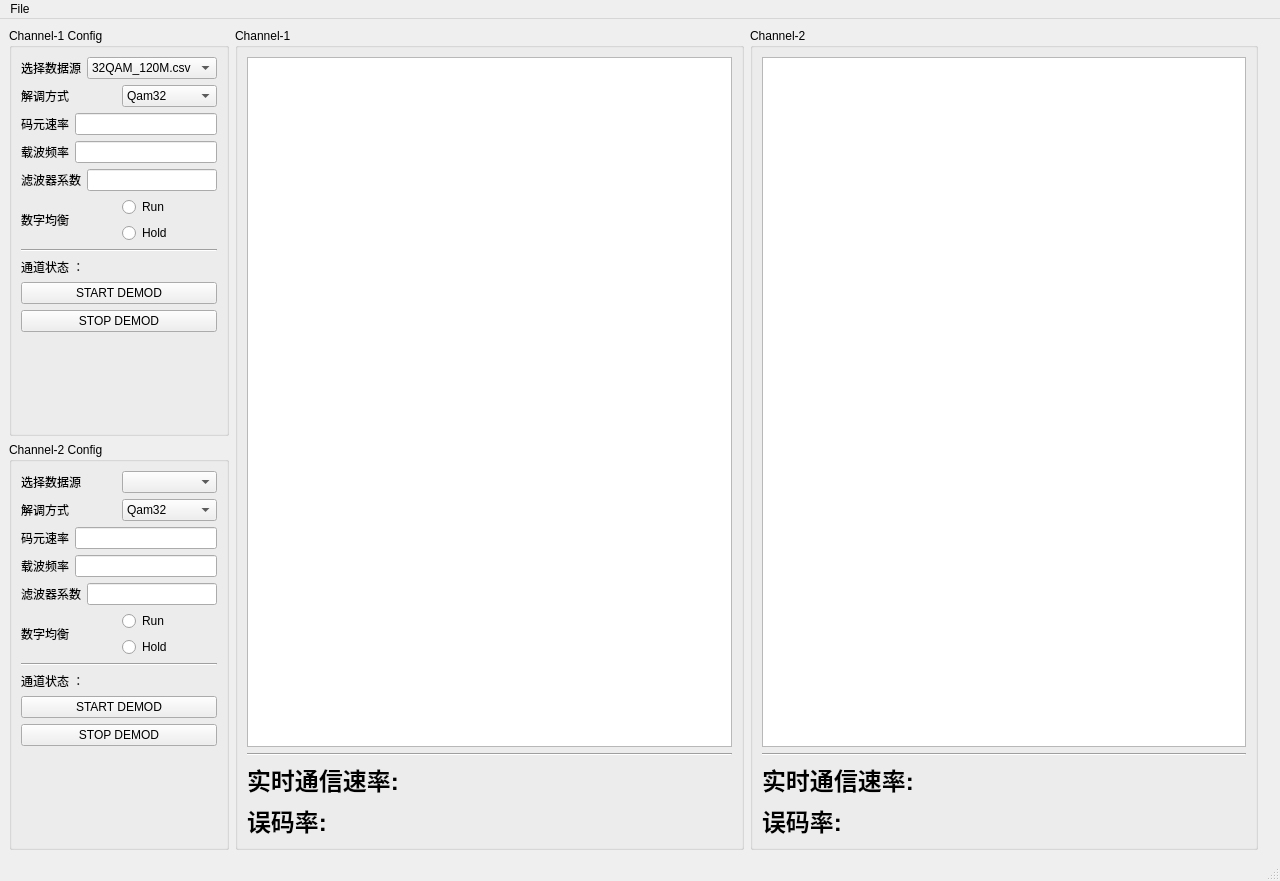
Above: mainwindow.ui from hinbang/keysight-demod before the change. Below: the same form after it.
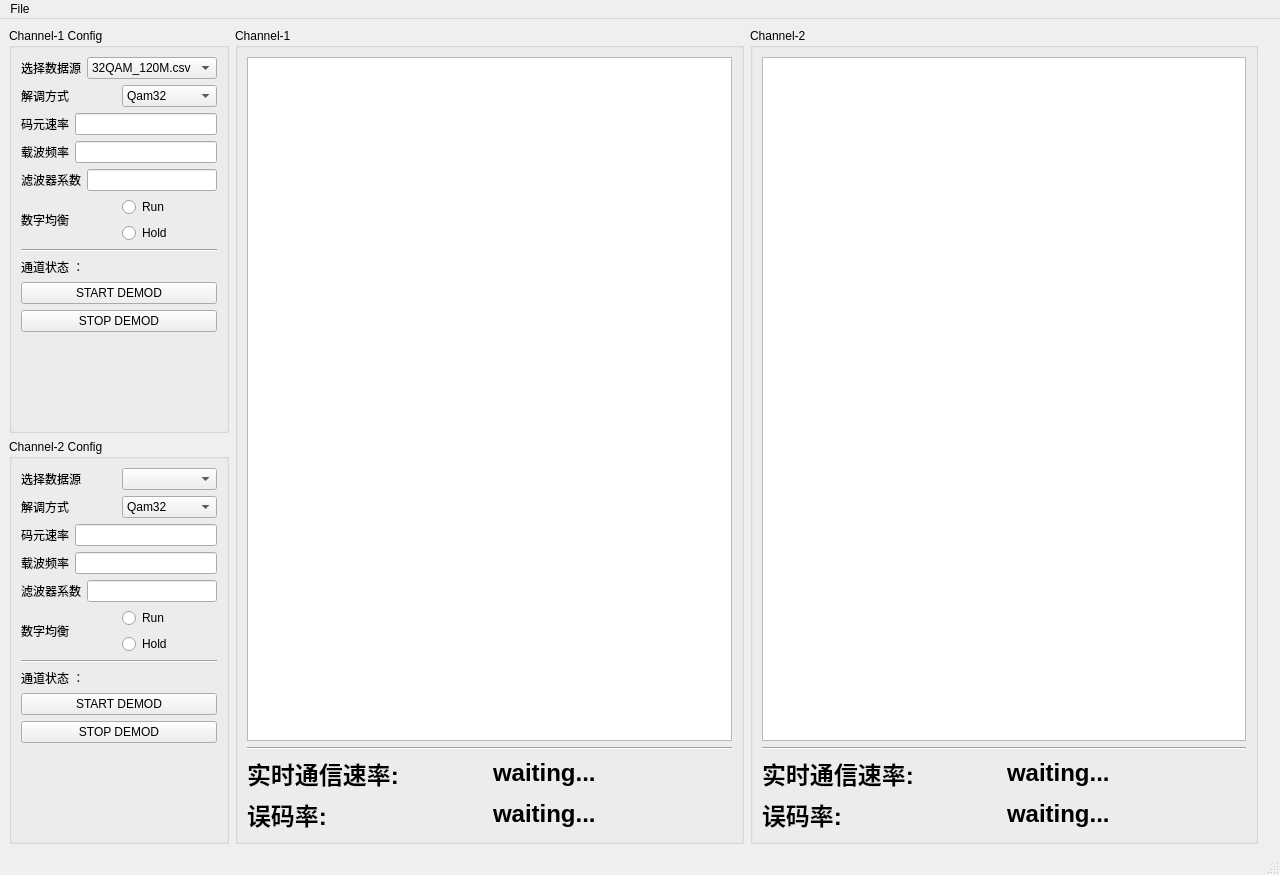
That is the form after the change. Custom widgets are drawn as their Qt base class.

Diff of the .ui file:
```diff
--- a/mainwindow.ui
+++ b/mainwindow.ui
@@ -7,15 +7,15 @@
     <x>0</x>
     <y>0</y>
     <width>1280</width>
-    <height>881</height>
+    <height>875</height>
    </rect>
   </property>
   <property name="windowTitle">
    <string>VLC Demod</string>
   </property>
   <widget class="QWidget" name="centralwidget">
-   <layout class="QHBoxLayout" name="horizontalLayout_15" stretch="1,12">
-    <item>
+   <layout class="QGridLayout" name="gridLayout" columnstretch="1,12">
+    <item row="0" column="0">
      <layout class="QVBoxLayout" name="verticalLayout_9" stretch="0,0">
       <item>
        <widget class="QGroupBox" name="groupBox_3">
@@ -363,7 +363,7 @@
       </item>
      </layout>
     </item>
-    <item>
+    <item row="0" column="1">
      <layout class="QHBoxLayout" name="horizontalLayout_11" stretch="0,0,0">
       <item>
        <widget class="QGroupBox" name="groupBox">
@@ -382,6 +382,8 @@
           </widget>
          </item>
          <item>
+          <layout class="QHBoxLayout" name="horizontalLayout_14">
+           <item>
           <widget class="QLabel" name="label_2">
            <property name="text">
             <string>&lt;html&gt;&lt;head/&gt;&lt;body&gt;&lt;p&gt;&lt;span style=&quot; font-size:18pt; font-weight:600;&quot;&gt;实时通信速率:&lt;/span&gt;&lt;/p&gt;&lt;/body&gt;&lt;/html&gt;</string>
@@ -389,12 +391,32 @@
           </widget>
          </item>
          <item>
+            <widget class="QLabel" name="label_20">
+             <property name="text">
+              <string>&lt;html&gt;&lt;head/&gt;&lt;body&gt;&lt;p&gt;&lt;span style=&quot; font-size:18pt; font-weight:600;&quot;&gt;waiting...&lt;/span&gt;&lt;/p&gt;&lt;/body&gt;&lt;/html&gt;</string>
+             </property>
+            </widget>
+           </item>
+          </layout>
+         </item>
+         <item>
+          <layout class="QHBoxLayout" name="horizontalLayout_16">
+           <item>
           <widget class="QLabel" name="label_3">
            <property name="text">
             <string>&lt;html&gt;&lt;head/&gt;&lt;body&gt;&lt;p&gt;&lt;span style=&quot; font-size:18pt; font-weight:600;&quot;&gt;误码率:&lt;/span&gt;&lt;/p&gt;&lt;/body&gt;&lt;/html&gt;</string>
            </property>
           </widget>
          </item>
+           <item>
+            <widget class="QLabel" name="label_21">
+             <property name="text">
+              <string>&lt;html&gt;&lt;head/&gt;&lt;body&gt;&lt;p&gt;&lt;span style=&quot; font-size:18pt; font-weight:600;&quot;&gt;waiting...&lt;/span&gt;&lt;/p&gt;&lt;/body&gt;&lt;/html&gt;</string>
+             </property>
+            </widget>
+           </item>
+          </layout>
+         </item>
         </layout>
        </widget>
       </item>
@@ -415,6 +437,8 @@
           </widget>
          </item>
          <item>
+          <layout class="QHBoxLayout" name="horizontalLayout_15">
+           <item>
           <widget class="QLabel" name="label_4">
            <property name="text">
             <string>&lt;html&gt;&lt;head/&gt;&lt;body&gt;&lt;p&gt;&lt;span style=&quot; font-size:18pt; font-weight:600;&quot;&gt;实时通信速率:&lt;/span&gt;&lt;/p&gt;&lt;/body&gt;&lt;/html&gt;</string>
@@ -422,11 +446,31 @@
           </widget>
          </item>
          <item>
+            <widget class="QLabel" name="label_22">
+             <property name="text">
+              <string>&lt;html&gt;&lt;head/&gt;&lt;body&gt;&lt;p&gt;&lt;span style=&quot; font-size:18pt; font-weight:600;&quot;&gt;waiting...&lt;/span&gt;&lt;/p&gt;&lt;/body&gt;&lt;/html&gt;</string>
+             </property>
+            </widget>
+           </item>
+          </layout>
+         </item>
+         <item>
+          <layout class="QHBoxLayout" name="horizontalLayout_17">
+           <item>
           <widget class="QLabel" name="label_5">
            <property name="text">
             <string>&lt;html&gt;&lt;head/&gt;&lt;body&gt;&lt;p&gt;&lt;span style=&quot; font-size:18pt; font-weight:600;&quot;&gt;误码率:&lt;/span&gt;&lt;/p&gt;&lt;/body&gt;&lt;/html&gt;</string>
            </property>
           </widget>
+           </item>
+           <item>
+            <widget class="QLabel" name="label_23">
+             <property name="text">
+              <string>&lt;html&gt;&lt;head/&gt;&lt;body&gt;&lt;p&gt;&lt;span style=&quot; font-size:18pt; font-weight:600;&quot;&gt;waiting...&lt;/span&gt;&lt;/p&gt;&lt;/body&gt;&lt;/html&gt;</string>
+             </property>
+            </widget>
+           </item>
+          </layout>
          </item>
         </layout>
        </widget>
```
Lines whose indentation alone changed are shown as unchanged.
